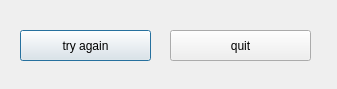
Above: QNoHardwareDialog.ui from Lordyphon2021/LordyLink-online-firmware-updater before the change. Below: the same form after it.
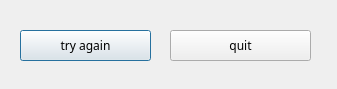
That is the form after the change.

Patch:
```diff
--- a/QNoHardwareDialog.ui
+++ b/QNoHardwareDialog.ui
@@ -22,6 +22,11 @@
      <height>31</height>
     </rect>
    </property>
+   <property name="font">
+    <font>
+     <family>Lucida Sans Typewriter</family>
+    </font>
+   </property>
    <property name="text">
     <string>try again</string>
    </property>
@@ -35,6 +40,11 @@
      <height>31</height>
     </rect>
    </property>
+   <property name="font">
+    <font>
+     <family>Lucida Sans Typewriter</family>
+    </font>
+   </property>
    <property name="text">
     <string>quit</string>
    </property>
```
